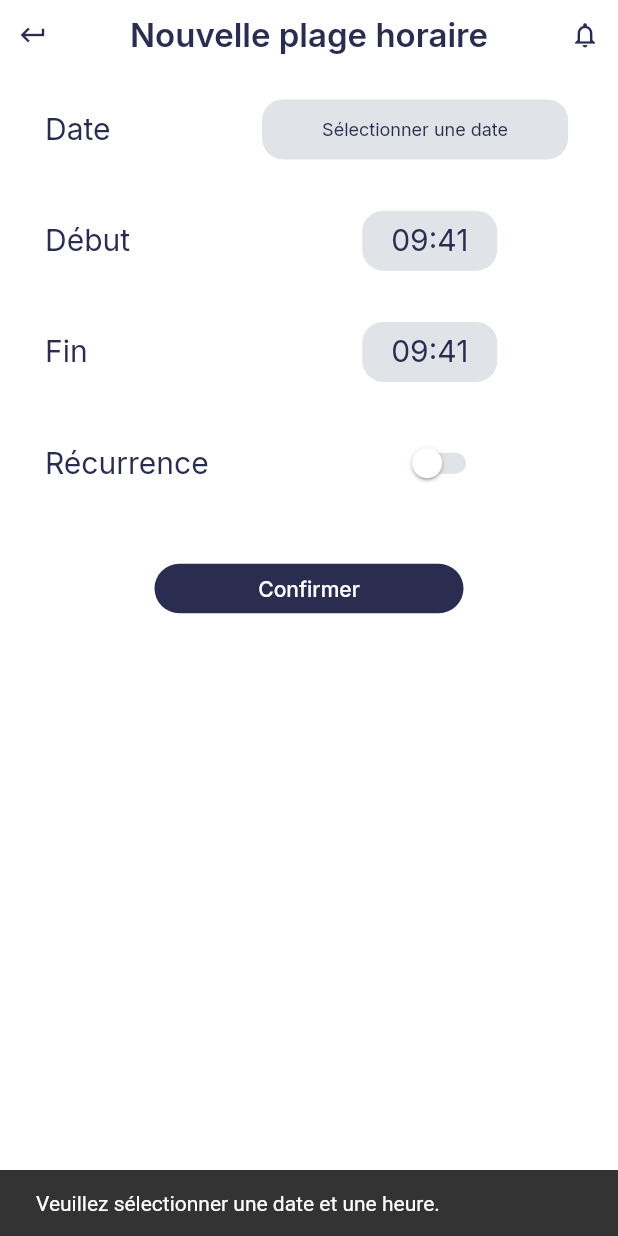
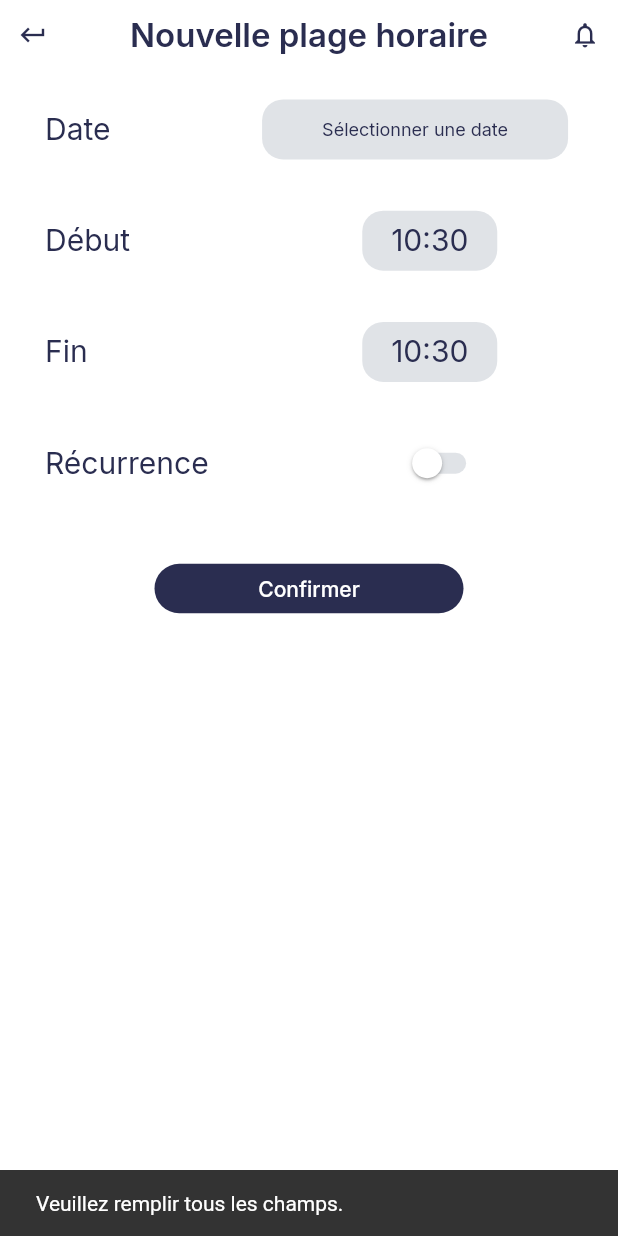
Before and after one commit to NourJadiri/anti_moustique_ff, a Flutter app: the AddSchedulePageWidget screen opened by its route, after a tap on "Confirmer", on a phone screen of 412 x 824 dp. Run offline on Flutter 3.47's test engine with Material 3 defaults, Android fonts, the phone set to English and light mode, and no system bars; drawn by our look-alikes of auto_size_text; our stand-ins replace flutter_blue_plus, flutter_local_notifications, flutter_slidable, font_awesome_flutter, from_css_color, go_router and 6 more; missing offline and left inert: flutter_barcode_scanner, json_path; accounts and stored records are empty.

```diff
--- a/lib/add_schedule_page/add_schedule_page_widget.dart
+++ b/lib/add_schedule_page/add_schedule_page_widget.dart
@@ -11,7 +11,20 @@ import 'add_schedule_page_model.dart';
 export 'add_schedule_page_model.dart';
 
 class AddSchedulePageWidget extends StatefulWidget {
-  const AddSchedulePageWidget({super.key});
+  const AddSchedulePageWidget({
+    super.key,
+    this.index,
+    this.startTime,
+    this.endTime,
+    this.date,
+    this.isPeriodic,
+  });
+
+  final int? index;
+  final TimeOfDay? startTime;
+  final TimeOfDay? endTime;
+  final DateTime? date;
+  final bool? isPeriodic;
 
   @override
   State<AddSchedulePageWidget> createState() => _AddSchedulePageWidgetState();
@@ -19,13 +32,39 @@ class AddSchedulePageWidget extends StatefulWidget {
 
 class _AddSchedulePageWidgetState extends State<AddSchedulePageWidget> {
   late AddSchedulePageModel _model;
-
   final scaffoldKey = GlobalKey<ScaffoldState>();
 
   @override
   void initState() {
     super.initState();
     _model = createModel(context, () => AddSchedulePageModel());
+
+    _model.datePicked1 = widget.date;
+    _model.datePicked2 = DateTime(
+      widget.date?.year ?? DateTime.now().year,
+      widget.date?.month ?? DateTime.now().month,
+      widget.date?.day ?? DateTime.now().day,
+      widget.startTime?.hour ?? TimeOfDay.now().hour,
+      widget.startTime?.minute ?? TimeOfDay.now().minute,
+    );
+    _model.datePicked3 = DateTime(
+      widget.date?.year ?? DateTime.now().year,
+      widget.date?.month ?? DateTime.now().month,
+      widget.date?.day ?? DateTime.now().day,
+      widget.endTime?.hour ?? TimeOfDay.now().hour,
+      widget.endTime?.minute ?? TimeOfDay.now().minute,
+    );
+    _model.switchValue = widget.isPeriodic ?? false;
+    _model.checkboxGroupValues = _model.switchValue == true
+        ? DayOfWeek.values
+        .where((day) => FFAppState()
+        .currentDevice!
+        .functioningScheduleList[widget.index!]
+        .days
+        .contains(day))
+        .map((day) => day.name)
+        .toList()
+        : null;
   }
 
   @override
@@ -99,7 +138,9 @@ class _AddSchedulePageWidgetState extends State<AddSchedulePageWidget> {
                                     alignment:
                                     const AlignmentDirectional(0.0, 0.0),
                                     child: Text(
-                                      'Nouvelle plage horaire',
+                                      widget.index != null
+                                          ? 'Editer la plage horaire'
+                                          : 'Nouvelle plage horaire',
                                       textAlign: TextAlign.center,
                                       style: FlutterFlowTheme.of(context)
                                           .titleLarge
@@ -164,7 +205,8 @@ class _AddSchedulePageWidgetState extends State<AddSchedulePageWidget> {
                                     .bodyMedium
                                     .override(
                                   fontFamily: 'Inter',
-                                  color: FlutterFlowTheme.of(context).primary,
+                                  color: FlutterFlowTheme.of(context)
+                                      .primary,
                                   fontSize: 20.0,
                                 ),
                               ),
@@ -242,10 +284,12 @@ class _AddSchedulePageWidgetState extends State<AddSchedulePageWidget> {
                                   borderRadius: BorderRadius.circular(14.0),
                                 ),
                                 child: Align(
-                                  alignment: const AlignmentDirectional(0.0, 0.0),
+                                  alignment:
+                                  const AlignmentDirectional(0.0, 0.0),
                                   child: Text(
                                     valueOrDefault<String>(
-                                      dateTimeFormat('d/M/y', _model.datePicked1),
+                                      dateTimeFormat(
+                                          'd/M/y', _model.datePicked1),
                                       'Sélectionner une date',
                                     ),
                                     style: FlutterFlowTheme.of(context)
@@ -306,8 +350,8 @@ class _AddSchedulePageWidgetState extends State<AddSchedulePageWidget> {
                               final datePicked2Time = await showTimePicker(
                                 context: context,
                                 initialEntryMode: TimePickerEntryMode.inputOnly,
-                                initialTime:
-                                TimeOfDay.fromDateTime(getCurrentTimestamp),
+                                initialTime: TimeOfDay.fromDateTime(
+                                    getCurrentTimestamp),
                                 builder: (context, child) {
                                   return wrapInMaterialTimePickerTheme(
                                     context,
@@ -328,15 +372,13 @@ class _AddSchedulePageWidgetState extends State<AddSchedulePageWidget> {
                                     FlutterFlowTheme.of(context)
                                         .secondaryBackground,
                                     pickerForegroundColor:
-                                    FlutterFlowTheme.of(context)
-                                        .primaryText,
+                                    FlutterFlowTheme.of(context).primaryText,
                                     selectedDateTimeBackgroundColor:
                                     FlutterFlowTheme.of(context).primary,
                                     selectedDateTimeForegroundColor:
                                     FlutterFlowTheme.of(context).info,
                                     actionButtonForegroundColor:
-                                    FlutterFlowTheme.of(context)
-                                        .primaryText,
+                                    FlutterFlowTheme.of(context).primaryText,
                                     iconSize: 24.0,
                                   );
                                 },
@@ -361,7 +403,8 @@ class _AddSchedulePageWidgetState extends State<AddSchedulePageWidget> {
                                 borderRadius: BorderRadius.circular(14.0),
                               ),
                               child: Align(
-                                alignment: const AlignmentDirectional(0.0, 0.0),
+                                alignment:
+                                const AlignmentDirectional(0.0, 0.0),
                                 child: Text(
                                   valueOrDefault<String>(
                                     dateTimeFormat('Hm', _model.datePicked2),
@@ -426,8 +469,8 @@ class _AddSchedulePageWidgetState extends State<AddSchedulePageWidget> {
                               final datePicked3Time = await showTimePicker(
                                 context: context,
                                 initialEntryMode: TimePickerEntryMode.inputOnly,
-                                initialTime:
-                                TimeOfDay.fromDateTime(getCurrentTimestamp),
+                                initialTime: TimeOfDay.fromDateTime(
+                                    getCurrentTimestamp),
                                 builder: (context, child) {
                                   return wrapInMaterialTimePickerTheme(
                                     context,
@@ -448,15 +491,13 @@ class _AddSchedulePageWidgetState extends State<AddSchedulePageWidget> {
                                     FlutterFlowTheme.of(context)
                                         .secondaryBackground,
                                     pickerForegroundColor:
-                                    FlutterFlowTheme.of(context)
-                                        .primaryText,
+                                    FlutterFlowTheme.of(context).primaryText,
                                     selectedDateTimeBackgroundColor:
                                     FlutterFlowTheme.of(context).primary,
                                     selectedDateTimeForegroundColor:
                                     FlutterFlowTheme.of(context).info,
                                     actionButtonForegroundColor:
-                                    FlutterFlowTheme.of(context)
-                                        .primaryText,
+                                    FlutterFlowTheme.of(context).primaryText,
                                     iconSize: 24.0,
                                   );
                                 },
@@ -481,7 +522,8 @@ class _AddSchedulePageWidgetState extends State<AddSchedulePageWidget> {
                                 borderRadius: BorderRadius.circular(14.0),
                               ),
                               child: Align(
-                                alignment: const AlignmentDirectional(0.0, 0.0),
+                                alignment:
+                                const AlignmentDirectional(0.0, 0.0),
                                 child: Text(
                                   valueOrDefault<String>(
                                     dateTimeFormat('Hm', _model.datePicked3),
@@ -637,7 +679,7 @@ class _AddSchedulePageWidgetState extends State<AddSchedulePageWidget> {
                               ScaffoldMessenger.of(context).showSnackBar(
                                 const SnackBar(
                                   content: Text(
-                                      "Veuillez sélectionner une date et une heure."),
+                                      "Veuillez remplir tous les champs."),
                                 ),
                               );
                               return;
@@ -655,7 +697,8 @@ class _AddSchedulePageWidgetState extends State<AddSchedulePageWidget> {
 
                             if ((startDateTime.hour * 60 +
                                 startDateTime.minute) >=
-                                (endDateTime.hour * 60 + endDateTime.minute)) {
+                                (endDateTime.hour * 60 +
+                                    endDateTime.minute)) {
                               ScaffoldMessenger.of(context).showSnackBar(
                                 const SnackBar(
                                   content: Text(
@@ -674,6 +717,14 @@ class _AddSchedulePageWidgetState extends State<AddSchedulePageWidget> {
                                     ?.map((e) => DayOfWeek.values.byName(e))
                                     .toList());
 
+                            if (widget.index != null) {
+                              // Supprimer l'ancienne plage de fonctionnement
+                              FFAppState().currentDevice!
+                                  .functioningScheduleList
+                                  .removeAt(widget.index!);
+                            }
+
+                            // Ajouter la nouvelle plage de fonctionnement
                             if (!await addFunctionSchedule(
                                 context,
                                 FFAppState().currentDevice!,
@@ -686,7 +737,9 @@ class _AddSchedulePageWidgetState extends State<AddSchedulePageWidget> {
 
                             Navigator.pop(context);
                           },
-                          text: 'Confirmer',
+                          text: widget.index != null
+                              ? 'Mettre à jour'
+                              : 'Confirmer',
                           options: FFButtonOptions(
                             width: MediaQuery.sizeOf(context).width * 0.2,
                             height: MediaQuery.sizeOf(context).height * 0.2,
--- a/lib/main.dart
+++ b/lib/main.dart
@@ -1,20 +1,22 @@
 import 'dart:async';
-import 'dart:io';
-import 'package:anti_moustique/custom_code/actions/device_connection.dart';
+import 'package:flutter/foundation.dart' show kIsWeb;
+import 'package:flutter/material.dart';
 import 'package:provider/provider.dart';
-import 'package:flutter/material.dart';
-
 import 'package:flutter_localizations/flutter_localizations.dart';
 import 'package:flutter_web_plugins/url_strategy.dart';
 import 'flutter_flow/flutter_flow_util.dart';
 import 'services/notification_service.dart';
+import 'package:anti_moustique/custom_code/actions/device_connection.dart';
 import 'package:flutter_blue_plus/flutter_blue_plus.dart';
+
+// Conditional import to handle platform-specific code
+import 'dart:io' if (dart.library.io) 'dart:io' show Platform;
 
 void main() async {
   WidgetsFlutterBinding.ensureInitialized();
   usePathUrlStrategy();
 
-  // Initialiser NotificationService
+  // Initialize NotificationService
   await NotificationService().init();
 
   final appState = FFAppState(); // Initialize FFAppState
@@ -26,6 +28,10 @@ void main() async {
   ));
 }
 
+class PlatformUtils {
+  static bool get isAndroid => !kIsWeb && Platform.isAndroid;
+  static bool get isIOS => !kIsWeb && Platform.isIOS;
+}
 
 class MyApp extends StatefulWidget {
   const MyApp({super.key});
@@ -43,9 +49,8 @@ class _MyAppState extends State<MyApp> {
 
   late AppStateNotifier _appStateNotifier;
   late GoRouter _router;
-  late NotificationService notificationService; // Ajouter ceci
+  late NotificationService notificationService; // Add this
   Timer? _refreshTimer;
-
 
   @override
   void initState() {
@@ -53,13 +58,13 @@ class _MyAppState extends State<MyApp> {
 
     _appStateNotifier = AppStateNotifier.instance;
     _router = createRouter(_appStateNotifier);
-    notificationService = NotificationService(); // Initialiser NotificationService ici
+    notificationService = NotificationService(); // Initialize NotificationService here
 
-    if(Platform.isAndroid){
+    if (PlatformUtils.isAndroid) {
       FlutterBluePlus.turnOn();
     }
 
-    // Initialiser le timer de rafraichissement
+    // Initialize the refresh timer
     _refreshTimer = Timer.periodic(const Duration(minutes: 10), (timer) {
       print('Refreshing devices...');
       FFAppState().update(() {
@@ -71,11 +76,11 @@ class _MyAppState extends State<MyApp> {
   }
 
   void setThemeMode(ThemeMode mode) => setState(() {
-        _themeMode = mode;
-      });
+    _themeMode = mode;
+  });
 
   @override
-  void dispose(){
+  void dispose() {
     _refreshTimer?.cancel();
     super.dispose();
   }
@@ -96,7 +101,6 @@ class _MyAppState extends State<MyApp> {
       ),
       themeMode: _themeMode,
       routerConfig: _router,
-
     );
   }
 }
```
Also changed, not shown: lib/components/functionning_schedule_widget.dart (+32 -7 lines).
